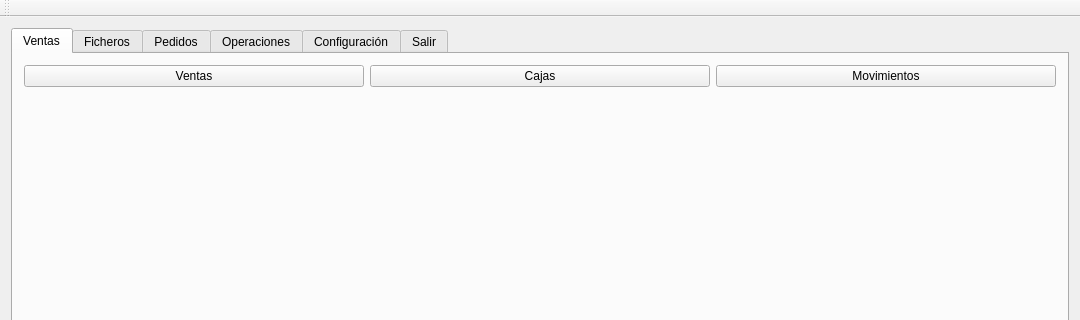
First picture: the form in tienda.ui, repository Ladis72/tienda, before the edit; both pictures show x 0 to 1080 and y 0 to 320 of the 1080 by 756 pixel window.
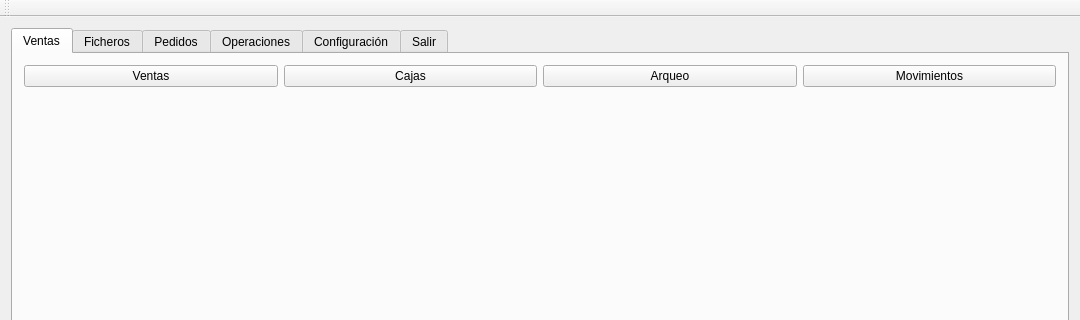
Second picture: the form after the edit. The open tabs and pages were chosen to show the change.

```diff
--- a/tienda.ui
+++ b/tienda.ui
@@ -43,12 +43,19 @@
              </widget>
             </item>
             <item>
-             <widget class="QPushButton" name="cajasButton">
+             <widget class="QPushButton" name="listadoVentasButton">
               <property name="text">
                <string>Cajas</string>
               </property>
              </widget>
             </item>
+            <item>
+             <widget class="QPushButton" name="cajasButton">
+              <property name="text">
+               <string>Arqueo</string>
+              </property>
+             </widget>
+            </item>
             <item>
              <widget class="QPushButton" name="movimientosButton">
               <property name="text">
```
Left out of the diff: 2 changed lines with no effect on the pictures.
